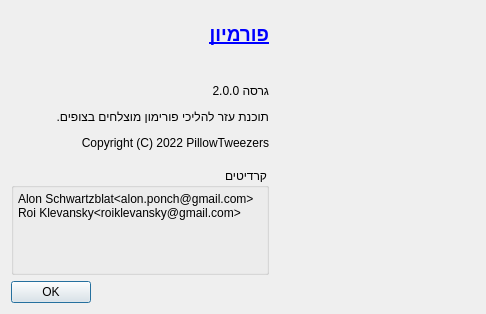
Above: gui/resources/aboutdialog.ui from PillowTweezers/PurMyun before the change. Below: the same form after it.
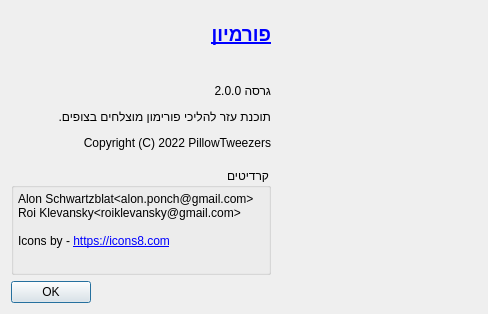
That is the form after the change. Icons and pictures are not drawn.

Commit message: Added link to icons website in about to fit with their license

Patch:
```diff
--- a/gui/resources/aboutdialog.ui
+++ b/gui/resources/aboutdialog.ui
@@ -6,7 +6,7 @@
    <rect>
     <x>0</x>
     <y>0</y>
-    <width>486</width>
+    <width>488</width>
     <height>314</height>
    </rect>
   </property>
@@ -117,7 +117,9 @@
 p, li { white-space: pre-wrap; }
 &lt;/style&gt;&lt;/head&gt;&lt;body style=&quot; font-family:'Segoe UI'; font-size:9pt; font-weight:400; font-style:normal;&quot;&gt;
 &lt;p style=&quot; margin-top:0px; margin-bottom:0px; margin-left:0px; margin-right:0px; -qt-block-indent:0; text-indent:0px;&quot;&gt;Alon Schwartzblat&amp;lt;alon.ponch@gmail.com&amp;gt;&lt;/p&gt;
-&lt;p style=&quot; margin-top:0px; margin-bottom:0px; margin-left:0px; margin-right:0px; -qt-block-indent:0; text-indent:0px;&quot;&gt;Roi Klevansky&amp;lt;roiklevansky@gmail.com&amp;gt;&lt;/p&gt;&lt;/body&gt;&lt;/html&gt;</string>
+&lt;p style=&quot; margin-top:0px; margin-bottom:0px; margin-left:0px; margin-right:0px; -qt-block-indent:0; text-indent:0px;&quot;&gt;Roi Klevansky&amp;lt;roiklevansky@gmail.com&amp;gt;&lt;/p&gt;
+&lt;p style=&quot;-qt-paragraph-type:empty; margin-top:0px; margin-bottom:0px; margin-left:0px; margin-right:0px; -qt-block-indent:0; text-indent:0px;&quot;&gt;&lt;br /&gt;&lt;/p&gt;
+&lt;p style=&quot; margin-top:0px; margin-bottom:0px; margin-left:0px; margin-right:0px; -qt-block-indent:0; text-indent:0px;&quot;&gt;Icons by - &lt;a href=&quot;https://icons8.com&quot;&gt;&lt;span style=&quot; text-decoration: underline; color:#0000ff;&quot;&gt;https://icons8.com&lt;/span&gt;&lt;/a&gt;&lt;/p&gt;&lt;/body&gt;&lt;/html&gt;</string>
               </property>
              </widget>
             </item>
```
Left out of the diff: 2 changed lines with no effect on the pictures. The commit also changes 2 other files.
